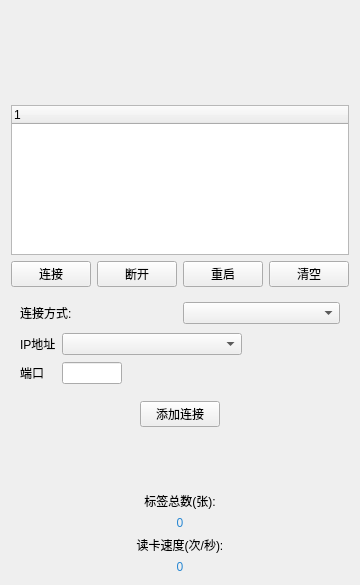
The window that HTDEMO/connetdlg.ui (shi-jq/LINKS004-YRFID-PC-CPlus) describes before a commit, drawn with Qt 5.
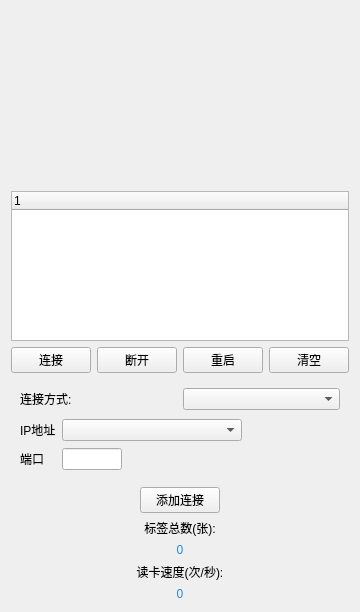
The same window after the commit.

The edit to the form file:
```diff
--- a/HTDEMO/connetdlg.ui
+++ b/HTDEMO/connetdlg.ui
@@ -186,15 +186,15 @@
      <property name="enabled">
       <bool>true</bool>
      </property>
-     <property name="sizePolicy">
-      <sizepolicy hsizetype="Minimum" vsizetype="Preferred">
-       <horstretch>0</horstretch>
-       <verstretch>0</verstretch>
-      </sizepolicy>
-     </property>
      <layout class="QVBoxLayout" name="verticalLayout_2">
       <item>
        <widget class="QLabel" name="LableCompanyTitle">
+        <property name="minimumSize">
+         <size>
+          <width>100</width>
+          <height>100</height>
+         </size>
+        </property>
         <property name="styleSheet">
          <string notr="true"/>
         </property>
```
Left out of the diff: 2 changed lines with no effect on the pictures.
